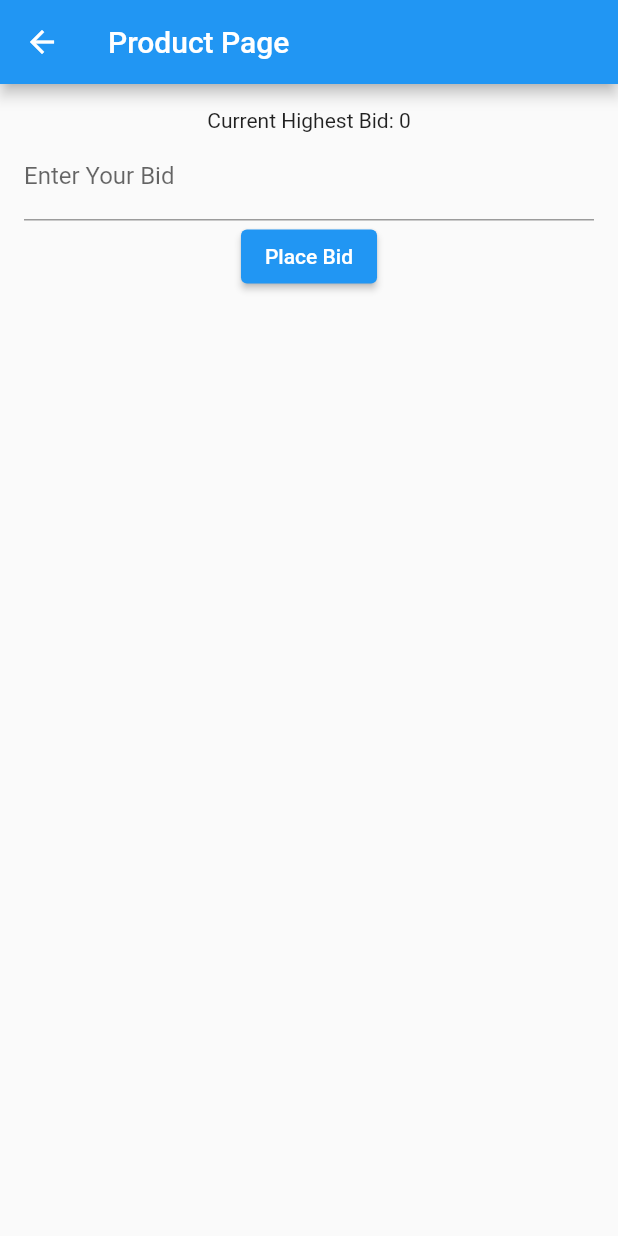
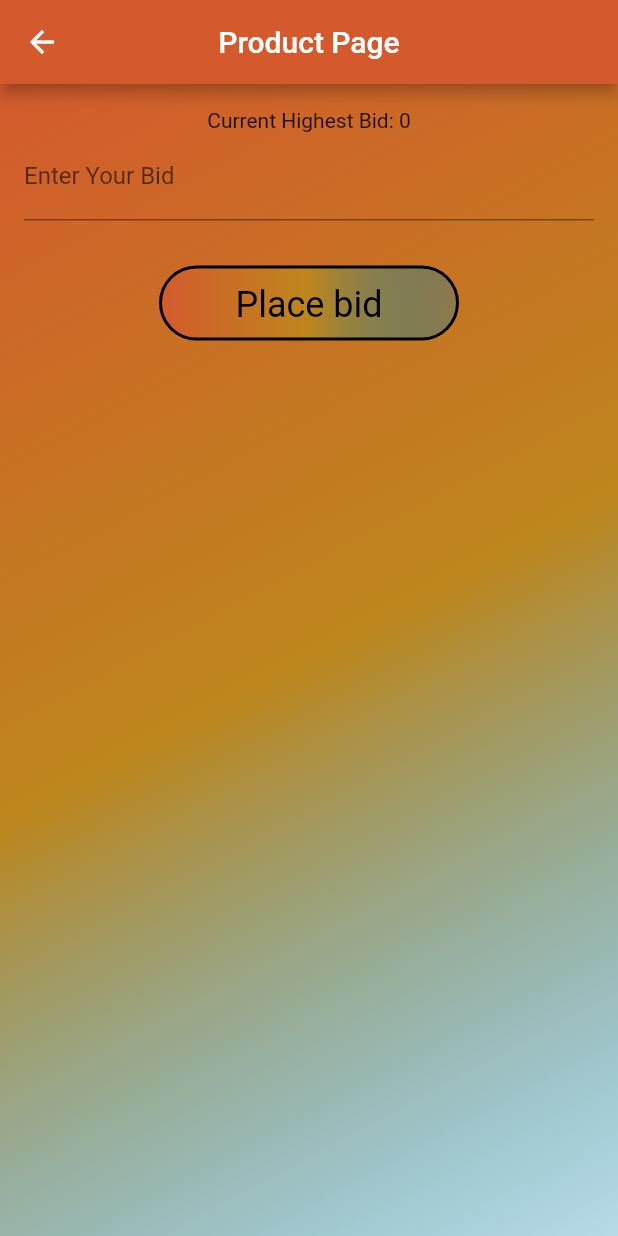
Before and after one commit to mariamyusra21/auction_fire, a Flutter app: the ProductDetail screen opened directly with empty values, after a tap on "Place bid", on a phone screen of 412 x 824 dp. Run offline on Flutter 3.47's test engine with Material 2 defaults, Android fonts, the phone set to English and light mode, and no system bars; our stand-ins replace cloud_firestore, firebase_auth, firebase_core, firebase_storage, fluttertoast, font_awesome_flutter and 3 more; missing offline and left inert: flutter_admin_scaffold, wc_form_validators; accounts and stored records are empty.

Commit message:
UI setup in guest, bid,  prodDetail and products cards.dart files

```diff
--- a/lib/screens/user_screens/guest_page.dart
+++ b/lib/screens/user_screens/guest_page.dart
@@ -58,15 +58,14 @@ class _GuestPageState extends State<GuestPage> {
             shrinkWrap: true,
             itemCount: productsList.length,
             itemBuilder: (context, index) {
-              return Row(
+              return Column(
+
                 // mainAxisSize: MainAxisSize.min,
                 children: [
-                  Column(
-                    crossAxisAlignment: CrossAxisAlignment.center,
-                    // mainAxisAlignment: MainAxisAlignment.spaceBetween,
-                    // mainAxisSize: MainAxisSize.min,
-                    children: [
-                      GestureDetector(
+                  Container(
+                    width: MediaQuery.of(context).size.width,
+                    child: GestureDetector(
+
                       onTap: () => Navigator.push(
                           context,
                           MaterialPageRoute(
@@ -76,7 +75,6 @@ class _GuestPageState extends State<GuestPage> {
                         // productId: '',
                       ),
                     ),
-                    ],
                   ),
                   SizedBox(
                     width: 10,
--- a/lib/screens/user_screens/user_main_func/bid.dart
+++ b/lib/screens/user_screens/user_main_func/bid.dart
@@ -1,4 +1,5 @@
 import 'package:auction_fire/models/add_product_model.dart';
+import 'package:auction_fire/widgets/bidbutton.dart';
 import 'package:cloud_firestore/cloud_firestore.dart';
 import 'package:flutter/material.dart';
 
@@ -83,9 +84,20 @@ class _ProductPageState extends State<BidPage> {
   Widget build(BuildContext context) {
     return Scaffold(
       appBar: AppBar(
+           backgroundColor: Color(0xFFD45A2D),centerTitle: true,
         title: Text('Product Page'),
       ),
-      body: Padding(
+      body: Container(
+         height: MediaQuery.of(context).size.height,
+        width: MediaQuery.of(context).size.width,
+         decoration: BoxDecoration(
+            gradient: LinearGradient(colors: [
+              Color(0xFFD45A2D),
+              Color(0xFFBD861C),
+              Color.fromARGB(67, 0, 130, 181)
+            ], begin: Alignment.topLeft, end: Alignment.bottomRight)),
+        child: SingleChildScrollView(
+          child: Padding(
             padding: const EdgeInsets.all(16.0),
             child: Column(
               children: [
@@ -95,11 +107,34 @@ class _ProductPageState extends State<BidPage> {
                   keyboardType: TextInputType.number,
                   decoration: InputDecoration(labelText: 'Enter Your Bid'),
                 ),
-            ElevatedButton(
-              onPressed: placeBid,
-              child: Text('Place Bid'),
+                SizedBox(
+                  height: 30,
+                ),
+                GestureDetector(
+                    child: Container(
+                      alignment: Alignment.center,
+                      width: 200,
+                      height: 50,
+                      decoration: BoxDecoration(
+                         border: Border.all(
+                color: Colors.black, style: BorderStyle.solid, width: 2),
+                          borderRadius: BorderRadius.circular(50),
+                          gradient: const LinearGradient(colors: [
+                            Color(0xFFD45A2D),
+                            Color(0xFFBD861C),
+                            Color.fromARGB(67, 0, 130, 181)
+                          ])),
+                      child: BidButton(
+                        buttonTitle: "Place bid",
+                        onPress: () async {
+                          placeBid;
+                        },
+                      ),
+                    ),
                   ),
               ],
+            ),
+          ),
         ),
       ),
     );
--- a/lib/screens/user_screens/user_main_func/product_detail_page.dart
+++ b/lib/screens/user_screens/user_main_func/product_detail_page.dart
@@ -1,5 +1,6 @@
 import 'package:auction_fire/models/add_product_model.dart';
 import 'package:auction_fire/screens/user_screens/user_main_func/bid.dart';
+import 'package:auction_fire/widgets/bidbutton.dart';
 import 'package:flutter/material.dart';
 
 class ProductDetail extends StatefulWidget {
@@ -15,10 +16,50 @@ class _Product_DetailState extends State<ProductDetail> {
   Widget build(BuildContext context) {
     return Scaffold(
       appBar: AppBar(
+          backgroundColor: Color(0xFFD45A2D),centerTitle: true,
         title: Text('${widget.product.productName} Details'),
       ),
-      body: ElevatedButton(
-          onPressed: () {
+      body: Container(
+         height: MediaQuery.of(context).size.height,
+        width: MediaQuery.of(context).size.width,
+         decoration: BoxDecoration(
+            gradient: LinearGradient(colors: [
+              Color(0xFFD45A2D),
+              Color(0xFFBD861C),
+              Color.fromARGB(67, 0, 130, 181)
+            ], begin: Alignment.topLeft, end: Alignment.bottomRight)),
+
+        child: SingleChildScrollView(
+          child: Padding(
+            padding: const EdgeInsets.all(15.0),
+            child: Center(
+              child: Column(
+                children: [
+                  Text(
+                  'Product details: ${widget.product.detail}',
+                  style:
+                      TextStyle(color: Colors.black, fontWeight: FontWeight.w600),
+                ),
+                  Padding(
+                    padding: const EdgeInsets.all(15.0),
+                    child:GestureDetector(
+                      child: Container(
+
+                        alignment: Alignment.center,
+                        width: 200,
+                        height: 50,
+                        decoration: BoxDecoration(
+                           border: Border.all(
+                  color: Colors.black, style: BorderStyle.solid, width: 2),
+                            borderRadius: BorderRadius.circular(50),
+                            gradient: const LinearGradient(colors: [
+                              Color(0xFFD45A2D),
+                              Color(0xFFBD861C),
+                              Color.fromARGB(67, 0, 130, 181)
+                            ])),
+                        child: BidButton(
+                          buttonTitle: "Place bid",
+                          onPress: () async {
                              Navigator.push(
                             context,
                             MaterialPageRoute(
@@ -28,7 +69,17 @@ class _Product_DetailState extends State<ProductDetail> {
                             ),
                           );
                           },
-          child: Text('Place bid')),
+                        ),
+                      ),
+                    ),
+
+                  ),
+                ],
+              ),
+            ),
+          ),
+        ),
+      ),
     );
   }
 }
--- a/lib/widgets/product_cards.dart
+++ b/lib/widgets/product_cards.dart
@@ -32,14 +32,14 @@ class ProductCard extends StatelessWidget {
             crossAxisAlignment: CrossAxisAlignment.center,
             mainAxisSize: MainAxisSize.min,
             children: [
-              Container(
-                height: 200,
-                width: double.infinity,
-                child: Image.network(
-                  product.imageUrls as String,
-                  fit: BoxFit.cover,
-                ),
-              ),
+              // Container(
+              //   height: 200,
+              //   width: double.infinity,
+              //   child: Image.network(
+              //     product.imageUrls as String,
+              //     fit: BoxFit.cover,
+              //   ),
+              // ),
               Text(
                 'Product Name: ${product.productName}',
                 style:
```
Lines whose indentation alone changed are shown as unchanged.
